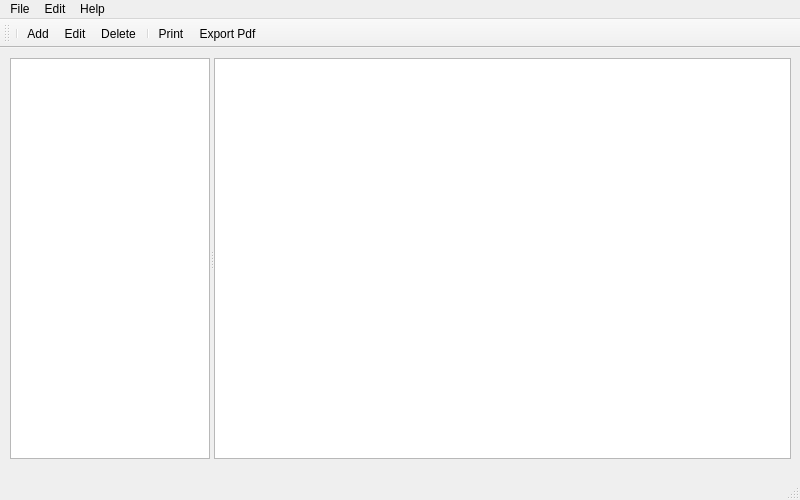
Old version of the form src/mainwindow.ui in the repository jmuelbert/jmbde-QT.
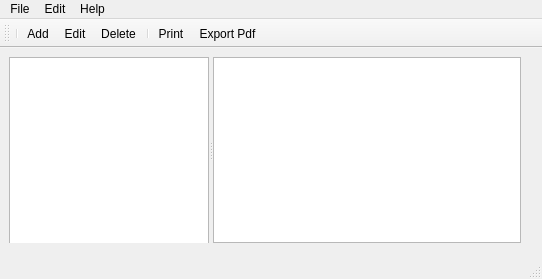
New version of the form. Icons and pictures are not drawn.

Patch:
```diff
--- a/src/mainwindow.ui
+++ b/src/mainwindow.ui
@@ -9,42 +9,78 @@
    <rect>
     <x>0</x>
     <y>0</y>
-    <width>800</width>
-    <height>500</height>
+    <width>542</width>
+    <height>279</height>
    </rect>
   </property>
+  <property name="sizePolicy">
+   <sizepolicy hsizetype="Preferred" vsizetype="Preferred">
+    <horstretch>0</horstretch>
+    <verstretch>0</verstretch>
+   </sizepolicy>
+  </property>
   <property name="minimumSize">
    <size>
-    <width>800</width>
-    <height>500</height>
+    <width>500</width>
+    <height>250</height>
+   </size>
+  </property>
+  <property name="baseSize">
+   <size>
+    <width>500</width>
+    <height>250</height>
    </size>
   </property>
   <property name="windowTitle">
    <string>JMBDE Version 0.3.4</string>
   </property>
   <widget class="QWidget" name="centralWidget">
+   <property name="minimumSize">
+    <size>
+     <width>300</width>
+     <height>0</height>
+    </size>
+   </property>
    <widget class="QSplitter" name="splitter">
     <property name="geometry">
      <rect>
-      <x>10</x>
-      <y>10</y>
-      <width>781</width>
-      <height>401</height>
+      <x>9</x>
+      <y>9</y>
+      <width>512</width>
+      <height>186</height>
      </rect>
     </property>
+    <property name="sizePolicy">
+     <sizepolicy hsizetype="Maximum" vsizetype="Maximum">
+      <horstretch>0</horstretch>
+      <verstretch>0</verstretch>
+     </sizepolicy>
+    </property>
+    <property name="minimumSize">
+     <size>
+      <width>0</width>
+      <height>0</height>
+     </size>
+    </property>
     <property name="orientation">
      <enum>Qt::Horizontal</enum>
     </property>
     <widget class="QListView" name="listView">
      <property name="sizePolicy">
-      <sizepolicy hsizetype="Preferred" vsizetype="Expanding">
+      <sizepolicy hsizetype="Preferred" vsizetype="Preferred">
        <horstretch>0</horstretch>
        <verstretch>0</verstretch>
       </sizepolicy>
      </property>
+     <property name="minimumSize">
+      <size>
+       <width>200</width>
+       <height>200</height>
+      </size>
+     </property>
      <property name="maximumSize">
       <size>
-       <width>200</width>
+       <width>150</width>
        <height>16777215</height>
       </size>
      </property>
@@ -55,7 +91,20 @@
       <bool>false</bool>
      </property>
     </widget>
-    <widget class="QTableView" name="tableView"/>
+    <widget class="QTableView" name="tableView">
+     <property name="sizePolicy">
+      <sizepolicy hsizetype="Maximum" vsizetype="Maximum">
+       <horstretch>0</horstretch>
+       <verstretch>0</verstretch>
+      </sizepolicy>
+     </property>
+     <property name="minimumSize">
+      <size>
+       <width>200</width>
+       <height>0</height>
+      </size>
+     </property>
+    </widget>
    </widget>
   </widget>
   <widget class="QMenuBar" name="menuBar">
@@ -63,8 +112,8 @@
     <rect>
      <x>0</x>
      <y>0</y>
-     <width>800</width>
-     <height>22</height>
+     <width>542</width>
+     <height>21</height>
     </rect>
    </property>
    <widget class="QMenu" name="menuFile">
```
Left out of the diff: 10 changed lines with no effect on the pictures.
